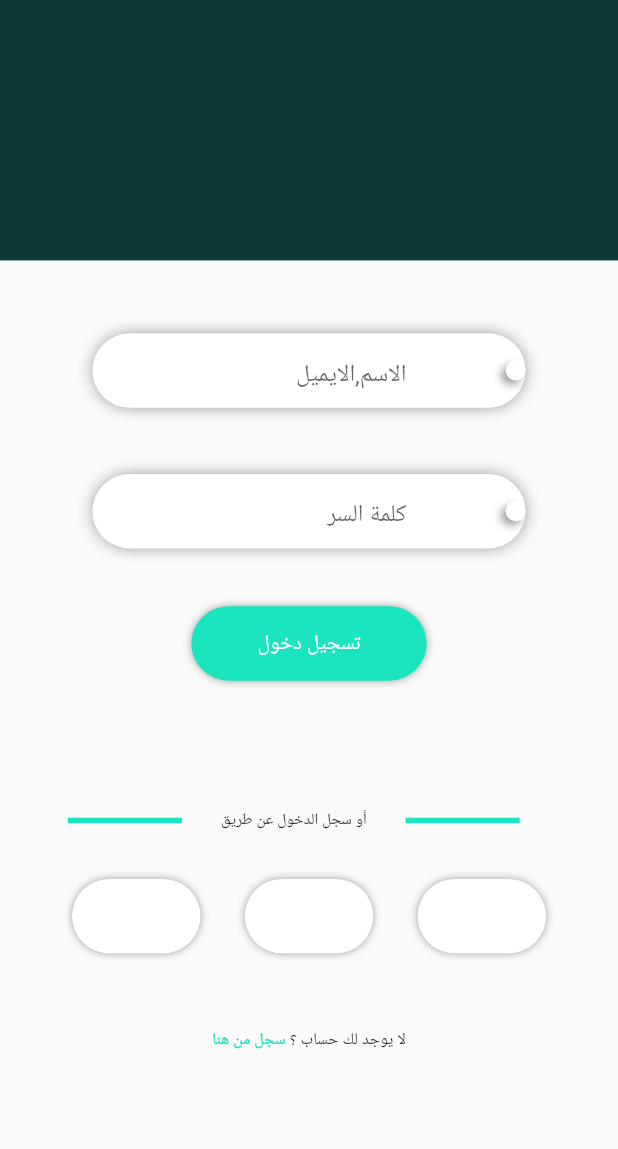
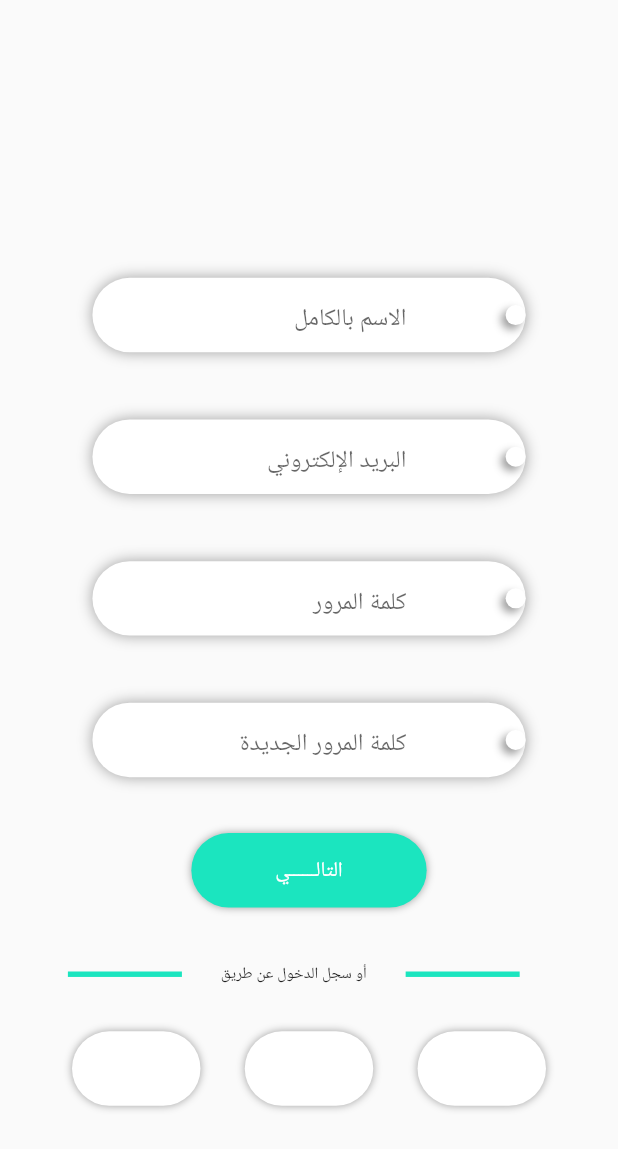
Before and after one commit to kareemshaaban221/mowakly-app, a Flutter app: the screen it shows after launch, on a phone screen of 412 x 824 dp. Shown: the top 1149 px of the screen. Run offline on Flutter 3.47's test engine with Material 2 defaults, Android fonts, the light colour scheme and no system bars; our stand-ins replace responsive_sizer.

Commit message:
FirstAM09

```diff
--- a/lib/main.dart
+++ b/lib/main.dart
@@ -1,6 +1,8 @@
 import 'package:flutter/material.dart';
 import 'package:fp/screens/loginScreen.dart';
 import 'package:responsive_sizer/responsive_sizer.dart';
+
+import 'screens/signupScreen.dart';
 
 void main (){
   runApp( MowakleApp());
@@ -14,7 +16,7 @@ class MowakleApp extends StatelessWidget {
       return ResponsiveSizer(
       builder: (context, orientation, screenType){
         return const MaterialApp(
-          home: LoginScreen(),
+          home: SignupScreen(),
         );
       },
     );
--- a/lib/screens/signupScreen.dart
+++ b/lib/screens/signupScreen.dart
@@ -0,0 +1,66 @@
+import 'package:flutter/material.dart';
+import 'package:fp/component/components.dart';
+import 'package:responsive_sizer/responsive_sizer.dart';
+
+class SignupScreen extends StatelessWidget {
+  const SignupScreen({Key? key}) : super(key: key);
+
+  @override
+  Widget build(BuildContext context) {
+    return Scaffold(
+      body: Column(
+        children: [
+          Container(
+            height: 21.81.h,
+            width: 59.07.w,
+          ),
+          //
+          build_text_filed(label: 'الاسم بالكامل'),
+          SizedBox(height: 4.1.h,),
+          build_text_filed(label: 'البريد الإلكتروني'),
+          SizedBox(height: 4.1.h,),
+          build_text_filed(label: 'كلمة المرور'),
+          SizedBox(height: 4.1.h,),
+          build_text_filed(label: 'كلمة المرور الجديدة'),
+          SizedBox(height: 3.85.h,),
+          build_button(title: 'التالــــــي'),
+
+          SizedBox(
+            height: 4.12.h,
+          ),
+
+          SizedBox(
+            height:2.56.h,
+            width: 78.03.w,
+            child: Row(
+              children: [
+                build_line(),
+                SizedBox(width: 6.30.w),
+                Text('أو سجل الدخول عن طريق',style: TextStyle(fontSize: 13.2.sp)),
+                SizedBox(width: 6.30.w),
+                build_line(),
+              ],
+            ),
+          ),
+
+          SizedBox(
+            height: 3.34.h,
+          ),
+
+          Padding(
+            padding: const EdgeInsets.only(left: 48.0,right: 48.0),
+            child: Row(
+              mainAxisAlignment: MainAxisAlignment.spaceBetween,
+              children: [
+                build_button_icon(),
+                build_button_icon(),
+                build_button_icon(),
+              ],
+            ),
+          ),
+
+        ],
+      ),
+    );
+  }
+}
```
